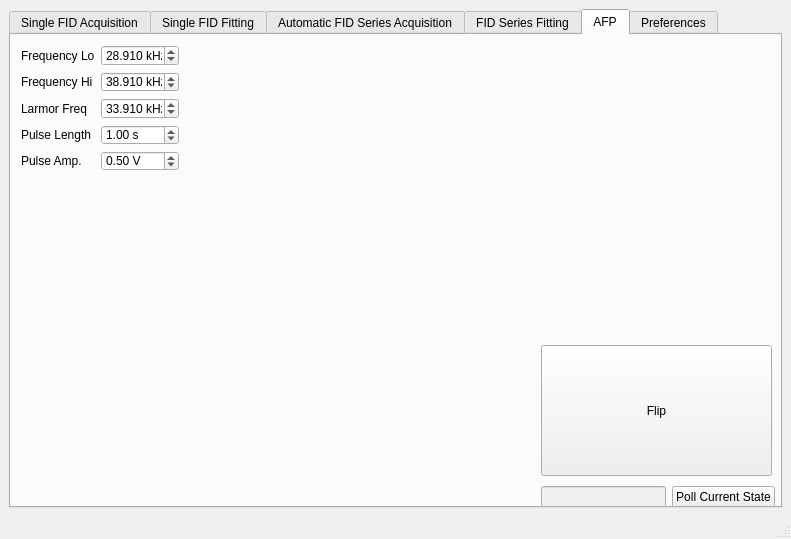
Above: daq_ui.ui from isispolneut/flynn_nmr_control before the change. Below: the same form after it.
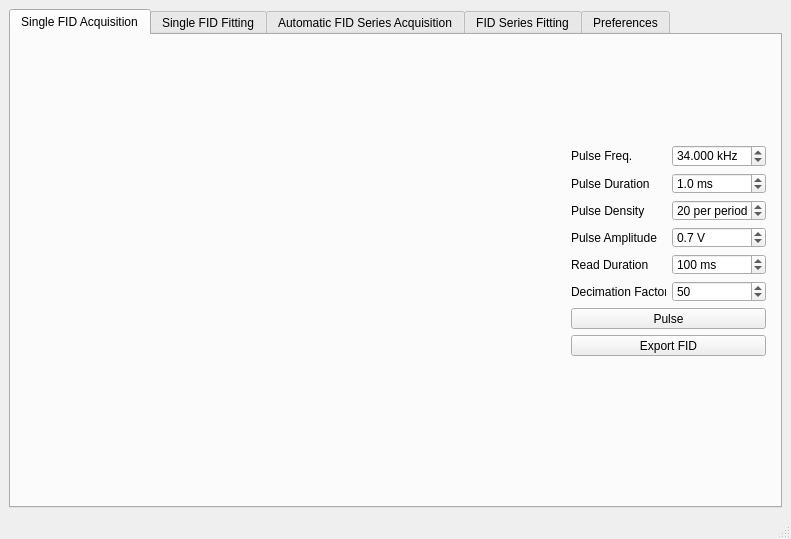
That is the form after the change. The open tabs and pages were chosen to show the change.

Commit message: Updated some commenting, added instructions to compile .ui files to README

What changed in the file:
```diff
--- a/daq_ui.ui
+++ b/daq_ui.ui
@@ -1353,195 +1353,6 @@
         </layout>
        </widget>
       </widget>
-      <widget class="QWidget" name="afp_tab">
-       <attribute name="title">
-        <string>AFP</string>
-       </attribute>
-       <widget class="QPushButton" name="afp_flip_button">
-        <property name="geometry">
-         <rect>
-          <x>530</x>
-          <y>310</y>
-          <width>231</width>
-          <height>131</height>
-         </rect>
-        </property>
-        <property name="text">
-         <string>Flip</string>
-        </property>
-       </widget>
-       <widget class="QWidget" name="layoutWidget">
-        <property name="geometry">
-         <rect>
-          <x>530</x>
-          <y>450</y>
-          <width>234</width>
-          <height>25</height>
-         </rect>
-        </property>
-        <layout class="QHBoxLayout" name="horizontalLayout">
-         <item>
-          <widget class="QLineEdit" name="curr_state_edit">
-           <property name="enabled">
-            <bool>false</bool>
-           </property>
-           <property name="readOnly">
-            <bool>true</bool>
-           </property>
-          </widget>
-         </item>
-         <item>
-          <widget class="QPushButton" name="poll_state_button">
-           <property name="text">
-            <string>Poll Current State</string>
-           </property>
-          </widget>
-         </item>
-        </layout>
-       </widget>
-       <widget class="QWidget" name="layoutWidget">
-        <property name="geometry">
-         <rect>
-          <x>10</x>
-          <y>10</y>
-          <width>158</width>
-          <height>126</height>
-         </rect>
-        </property>
-        <layout class="QGridLayout" name="gridLayout_9">
-         <item row="2" column="1">
-          <widget class="QDoubleSpinBox" name="frequency_larmor_spin">
-           <property name="suffix">
-            <string> kHz</string>
-           </property>
-           <property name="decimals">
-            <number>3</number>
-           </property>
-           <property name="minimum">
-            <double>1.000000000000000</double>
-           </property>
-           <property name="maximum">
-            <double>100.000000000000000</double>
-           </property>
-           <property name="value">
-            <double>33.909999999999997</double>
-           </property>
-          </widget>
-         </item>
-         <item row="1" column="0">
-          <widget class="QLabel" name="frequency_higher_label">
-           <property name="text">
-            <string>Frequency Hi</string>
-           </property>
-          </widget>
-         </item>
-         <item row="3" column="0">
-          <widget class="QLabel" name="pulse_length_label">
-           <property name="text">
-            <string>Pulse Length</string>
-           </property>
-          </widget>
-         </item>
-         <item row="0" column="0">
-          <widget class="QLabel" name="frequency_lower_label">
-           <property name="text">
-            <string>Frequency Lo</string>
-           </property>
-          </widget>
-         </item>
-         <item row="3" column="1">
-          <widget class="QDoubleSpinBox" name="afp_pulse_length_spin">
-           <property name="suffix">
-            <string> s</string>
-           </property>
-           <property name="decimals">
-            <number>2</number>
-           </property>
-           <property name="minimum">
-            <double>0.010000000000000</double>
-           </property>
-           <property name="maximum">
-            <double>2.000000000000000</double>
-           </property>
-           <property name="singleStep">
-            <double>0.010000000000000</double>
-           </property>
-           <property name="value">
-            <double>1.000000000000000</double>
-           </property>
-          </widget>
-         </item>
-         <item row="0" column="1">
-          <widget class="QDoubleSpinBox" name="frequency_lower_spin">
-           <property name="suffix">
-            <string> kHz</string>
-           </property>
-           <property name="decimals">
-            <number>3</number>
-           </property>
-           <property name="minimum">
-            <double>1.000000000000000</double>
-           </property>
-           <property name="maximum">
-            <double>100.000000000000000</double>
-           </property>
-           <property name="value">
-            <double>28.910000000000000</double>
-           </property>
-          </widget>
-         </item>
-         <item row="1" column="1">
-          <widget class="QDoubleSpinBox" name="frequency_higher_spin">
-           <property name="suffix">
-            <string> kHz</string>
-           </property>
-           <property name="decimals">
-            <number>3</number>
-           </property>
-           <property name="minimum">
-            <double>1.000000000000000</double>
-           </property>
-           <property name="maximum">
-            <double>100.000000000000000</double>
-           </property>
-           <property name="value">
-            <double>38.909999999999997</double>
-           </property>
-          </widget>
-         </item>
-         <item row="2" column="0">
-          <widget class="QLabel" name="frequency_larmor_label">
-           <property name="text">
-            <string>Larmor Freq</string>
-           </property>
-          </widget>
-         </item>
-         <item row="4" column="1">
-          <widget class="QDoubleSpinBox" name="afp_pulse_amplitude_spin">
-           <property name="suffix">
-            <string> V</string>
-           </property>
-           <property name="maximum">
-            <double>5.000000000000000</double>
-           </property>
-           <property name="singleStep">
-            <double>0.100000000000000</double>
-           </property>
-           <property name="value">
-            <double>0.500000000000000</double>
-           </property>
-          </widget>
-         </item>
-         <item row="4" column="0">
-          <widget class="QLabel" name="label">
-           <property name="text">
-            <string>Pulse Amp.</string>
-           </property>
-          </widget>
-         </item>
-        </layout>
-       </widget>
-      </widget>
       <widget class="QWidget" name="pref_tab">
        <attribute name="title">
         <string>Preferences</string>
```
The commit also changes 3 other files.
